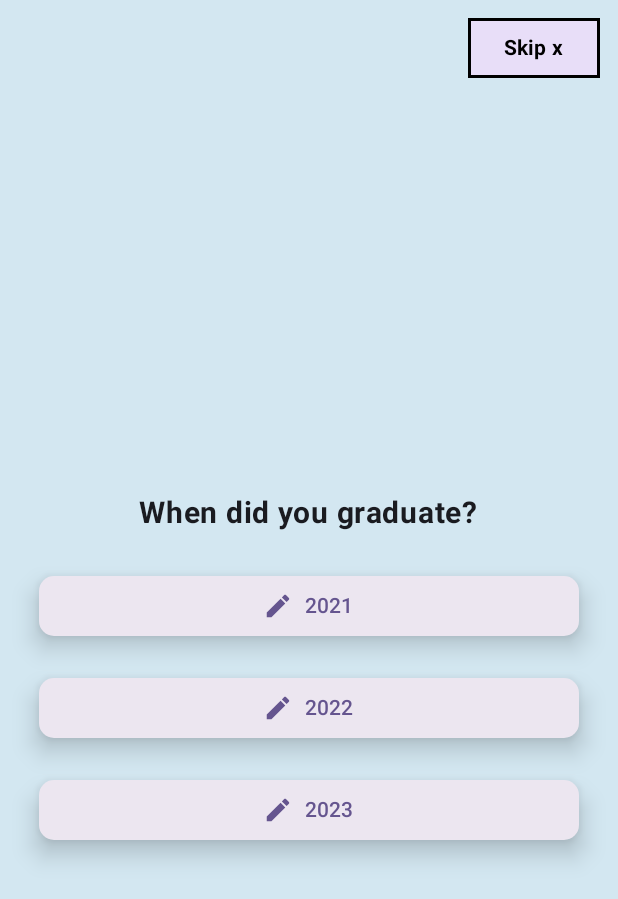
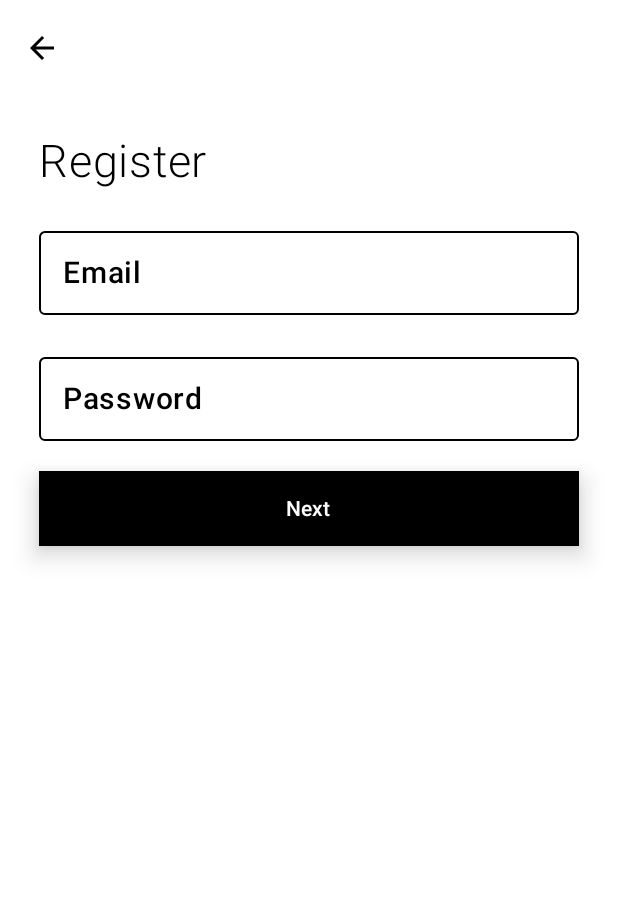
Before and after one commit to SAIF879/RaazAssigment, an Android app built with Jetpack Compose: the screen it shows after launch (MainActivity), after a tap on "2021", on a phone screen of 412 x 824 dp. Shown: the top 899 px of the screen. Run offline under Robolectric (Android 15) with nearby library versions, the phone set to English and light mode, and no system bars; 3 other taps on this screen came first.

Commit message:
authentication ui ready , need main authn screen for changes in text and buttons !

```diff
--- a/app/src/main/java/com/example/raazassigment/presentation/navigation/AuthenticationNavGraph.kt
+++ b/app/src/main/java/com/example/raazassigment/presentation/navigation/AuthenticationNavGraph.kt
@@ -4,6 +4,7 @@ import androidx.navigation.NavController
 import androidx.navigation.NavGraphBuilder
 import androidx.navigation.compose.composable
 import androidx.navigation.navigation
+import com.example.raazassigment.presentation.ui.screens.authenticationScreen.AuthenticationScreen
 
 fun NavGraphBuilder.authenticationNavGraph(navController: NavController) {
     navigation(
@@ -11,7 +12,7 @@ fun NavGraphBuilder.authenticationNavGraph(navController: NavController) {
         startDestination = AuthenticationScreens.AuthenticationScreen.route
     ) {
         composable(route = AuthenticationScreens.AuthenticationScreen.route) {
-        //    TODO("AUTHENTICATION  SCREEN IMPL")
+     AuthenticationScreen(navController)
         }
     }
 }
--- a/app/src/main/java/com/example/raazassigment/presentation/navigation/IntroNavGraph.kt
+++ b/app/src/main/java/com/example/raazassigment/presentation/navigation/IntroNavGraph.kt
@@ -1,10 +1,11 @@
 package com.example.raazassigment.presentation.navigation
 
-import IntroScreen
+
 import androidx.navigation.NavController
 import androidx.navigation.NavGraphBuilder
 import androidx.navigation.compose.composable
 import androidx.navigation.navigation
+import com.example.raazassigment.presentation.ui.screens.introScreen.IntroScreen
 
 fun NavGraphBuilder.introNavGraph(navController: NavController) {
     navigation(
--- /dev/null
+++ b/app/src/main/java/com/example/raazassigment/presentation/ui/components/AppCompactButton.kt
@@ -0,0 +1,36 @@
+package com.example.raazassigment.presentation.ui.components
+
+import androidx.compose.foundation.layout.fillMaxWidth
+import androidx.compose.foundation.layout.height
+import androidx.compose.foundation.layout.padding
+import androidx.compose.material3.Button
+import androidx.compose.material3.ButtonDefaults
+import androidx.compose.material3.Text
+import androidx.compose.runtime.Composable
+import androidx.compose.ui.Modifier
+import androidx.compose.ui.graphics.Color
+import androidx.compose.ui.graphics.RectangleShape
+import androidx.compose.ui.unit.dp
+
+@Composable
+fun AppCompactButton(label: String, onClick: () -> Unit) {
+    Button(
+        onClick = {
+            onClick.invoke()
+        }, elevation = ButtonDefaults.elevatedButtonElevation(
+            defaultElevation = 10.dp,
+            pressedElevation = 15.dp,
+            disabledElevation = 0.dp
+        ),
+        colors = ButtonDefaults.buttonColors(
+            containerColor = Color.Black
+        ),
+        modifier = Modifier
+            .fillMaxWidth()
+            .height(70.dp)
+            .padding(10.dp),
+        shape = RectangleShape
+    ) {
+        Text(text = label, color = Color.White)
+    }
+}
--- /dev/null
+++ b/app/src/main/java/com/example/raazassigment/presentation/ui/components/InputBox.kt
@@ -0,0 +1,46 @@
+package com.example.raazassigment.presentation.ui.components
+
+import androidx.compose.foundation.layout.fillMaxWidth
+import androidx.compose.foundation.layout.padding
+import androidx.compose.material3.ExperimentalMaterial3Api
+import androidx.compose.material3.OutlinedTextField
+import androidx.compose.material3.Text
+import androidx.compose.material3.TextFieldDefaults
+import androidx.compose.runtime.Composable
+import androidx.compose.runtime.MutableState
+import androidx.compose.ui.Modifier
+import androidx.compose.ui.graphics.Color
+import androidx.compose.ui.text.font.FontWeight
+import androidx.compose.ui.unit.dp
+import androidx.compose.ui.unit.sp
+
+@OptIn(ExperimentalMaterial3Api::class)
+@Composable
+fun InputBox(text: MutableState<String> , label: String) {
+    OutlinedTextField(
+        value = text.value,
+        onValueChange = { text.value = it },
+        label = {
+            Text(
+                text = label,
+                color = Color.Black, // Label text color
+                fontWeight = FontWeight.Medium,
+                fontSize = 20.sp
+            )
+        },
+        textStyle = androidx.compose.ui.text.TextStyle(
+            color = Color.Black, // Input text color
+            fontSize = 20.sp,
+            fontWeight = FontWeight.Medium
+        ),
+        colors = TextFieldDefaults.outlinedTextFieldColors(
+            containerColor = Color.White, // Background color
+            focusedBorderColor = Color.Black, // Border color when focused
+            unfocusedBorderColor = Color.Black, // Border color when unfocused
+            cursorColor = Color.Black // Cursor color
+        ),
+        modifier = Modifier
+            .fillMaxWidth()
+            .padding(10.dp)
+    )
+}
--- a/app/src/main/java/com/example/raazassigment/presentation/ui/components/OptionButton.kt
+++ b/app/src/main/java/com/example/raazassigment/presentation/ui/components/OptionButton.kt
@@ -22,8 +22,9 @@ import androidx.compose.ui.graphics.Color
 import androidx.compose.ui.unit.dp
 
 @Composable
-fun OptionButton(option : String,onClick: () -> Unit) {
-    Button(onClick = { onClick.invoke() },
+fun OptionButton(option: String, onClick: () -> Unit) {
+    Button(
+        onClick = { onClick.invoke() },
         colors = ButtonDefaults.buttonColors(containerColor = Color(0xffECE6F0)),
         shape = RoundedCornerShape(10.dp),
         modifier = Modifier
@@ -32,15 +33,19 @@ fun OptionButton(option : String,onClick: () -> Unit) {
         elevation = ButtonDefaults.elevatedButtonElevation(defaultElevation = 10.dp)
 
     ) {
-        Row(modifier = Modifier.fillMaxWidth() , verticalAlignment = Alignment.CenterVertically , horizontalArrangement = Arrangement.Center) {
+        Row(
+            modifier = Modifier.fillMaxWidth(),
+            verticalAlignment = Alignment.CenterVertically,
+            horizontalArrangement = Arrangement.Center
+        ) {
             Icon(
                 imageVector = Icons.Default.Edit,
                 contentDescription = "Edit",
                 tint = Color(0xff65558F),
-                modifier = Modifier.size(20.dp) // Adjust size if needed
+                modifier = Modifier.size(20.dp)
             )
-            Spacer(modifier = Modifier.width(8.dp)) // Space between icon and text
-            Text(text = option, color =Color(0xff65558F))
+            Spacer(modifier = Modifier.width(8.dp))
+            Text(text = option, color = Color(0xff65558F))
         }
     }
 }
--- a/app/src/main/java/com/example/raazassigment/presentation/ui/screens/authenticationScreen/AuthenticationScreen.kt
+++ b/app/src/main/java/com/example/raazassigment/presentation/ui/screens/authenticationScreen/AuthenticationScreen.kt
@@ -1 +1,92 @@
 package com.example.raazassigment.presentation.ui.screens.authenticationScreen
+
+import androidx.compose.foundation.background
+import androidx.compose.foundation.layout.Arrangement
+import androidx.compose.foundation.layout.Column
+import androidx.compose.foundation.layout.Row
+import androidx.compose.foundation.layout.fillMaxSize
+import androidx.compose.foundation.layout.fillMaxWidth
+import androidx.compose.foundation.layout.padding
+import androidx.compose.material.icons.Icons
+import androidx.compose.material.icons.automirrored.filled.ArrowBack
+import androidx.compose.material3.ExperimentalMaterial3Api
+import androidx.compose.material3.Icon
+import androidx.compose.material3.IconButton
+import androidx.compose.material3.Scaffold
+import androidx.compose.material3.Text
+import androidx.compose.material3.TopAppBar
+import androidx.compose.material3.TopAppBarDefaults
+import androidx.compose.runtime.Composable
+import androidx.compose.runtime.mutableStateOf
+import androidx.compose.runtime.*
+import androidx.compose.ui.Alignment
+import androidx.compose.ui.Modifier
+import androidx.compose.ui.graphics.Color
+import androidx.compose.ui.text.font.FontWeight
+import androidx.compose.ui.unit.dp
+import androidx.compose.ui.unit.sp
+import androidx.navigation.NavController
+import com.example.raazassigment.presentation.ui.components.AppCompactButton
+import com.example.raazassigment.presentation.ui.components.InputBox
+
+@OptIn(ExperimentalMaterial3Api::class)
+@Composable
+fun AuthenticationScreen(navController: NavController) {
+    val email = remember {
+        mutableStateOf("")
+    }
+    val passWord = remember {
+        mutableStateOf("")
+    }
+    Scaffold(
+        topBar = {
+            TopAppBar(
+                title = { /* Add a title if needed */ },
+                colors = TopAppBarDefaults.topAppBarColors(containerColor = Color.White),
+                navigationIcon = {
+                    IconButton(onClick = { navController.popBackStack() }) {
+                        Icon(
+                            imageVector = Icons.AutoMirrored.Filled.ArrowBack,
+                            contentDescription = "Back",
+                            tint = Color.Black
+                        )
+                    }
+                }
+            )
+        }
+    ) { paddingValues ->
+        Column(
+            modifier = Modifier
+                .fillMaxSize()
+                .background(
+                    Color.White
+                )
+                .padding(paddingValues)
+                .padding(16.dp),
+            horizontalAlignment = Alignment.CenterHorizontally
+        ) {
+
+            Row(
+                modifier = Modifier.fillMaxWidth(),
+                verticalAlignment = Alignment.CenterVertically,
+                horizontalArrangement = Arrangement.Start
+            ) {
+                Text(
+                    text = "Register",
+                    fontSize = 30.sp,
+                    color = Color.Black,
+                    fontWeight = FontWeight.Light,
+                    modifier = Modifier.padding(10.dp)
+                )
+            }
+
+
+            InputBox(email, "Email")
+            InputBox(passWord, "Password")
+            AppCompactButton(label = "Next") {
+
+            }
+
+        }
+    }
+}
--- a/app/src/main/java/com/example/raazassigment/presentation/ui/screens/introScreen/IntroScreen.kt
+++ b/app/src/main/java/com/example/raazassigment/presentation/ui/screens/introScreen/IntroScreen.kt
@@ -1,4 +1,4 @@
-import android.widget.Toast
+package com.example.raazassigment.presentation.ui.screens.introScreen
 import androidx.compose.foundation.background
 import androidx.compose.foundation.layout.*
 import androidx.compose.material3.*
@@ -7,11 +7,11 @@ import androidx.compose.runtime.*
 import androidx.compose.ui.Alignment
 import androidx.compose.ui.Modifier
 import androidx.compose.ui.graphics.Color
-import androidx.compose.ui.platform.LocalContext
 import androidx.compose.ui.text.font.FontWeight
 import androidx.compose.ui.unit.dp
 import androidx.compose.ui.unit.sp
 import androidx.navigation.NavController
+import com.example.raazassigment.presentation.navigation.NavGraph
 import com.example.raazassigment.presentation.ui.components.OptionButton
 import com.example.raazassigment.presentation.ui.components.SkipButton
 
@@ -39,7 +39,6 @@ fun IntroScreen(navController: NavController) {
 
     var currentQuestionIndex by remember { mutableIntStateOf(0) }
     val currentQuestion = questions[currentQuestionIndex]
-    val context = LocalContext.current // Accessing context for Toast
 
     Scaffold(
         topBar = {
@@ -48,7 +47,7 @@ fun IntroScreen(navController: NavController) {
                 colors = TopAppBarDefaults.topAppBarColors(containerColor = Color(0xffD3E7F1)),
                 actions = {
                     SkipButton {
-                        // Handle skip logic (e.g., navigate to the next screen)
+                    navController.navigate(NavGraph.AUTHENTICATION)
                     }
                 }
             )
@@ -75,8 +74,7 @@ fun IntroScreen(navController: NavController) {
                     if (currentQuestionIndex < questions.size - 1) {
                         currentQuestionIndex++
                     } else {
-                        // Show toast message on the last question
-                        Toast.makeText(context, "You have completed the questions!", Toast.LENGTH_SHORT).show()
+                        navController.navigate(NavGraph.AUTHENTICATION)
                     }
                 }
             }
--- a/app/src/main/java/com/example/raazassigment/presentation/ui/splashScreen/SplashScreen.kt
+++ b/app/src/main/java/com/example/raazassigment/presentation/ui/splashScreen/SplashScreen.kt
@@ -28,13 +28,13 @@ fun SplashScreen(navController: NavController) {
     Column(
         modifier = Modifier
             .fillMaxSize()
-            .background(color = Color.Black),
+            .background(color = Color(0xffD3E7F1)),
         verticalArrangement = Arrangement.Center,
         horizontalAlignment = Alignment.CenterHorizontally
     ) {
         Text(
             text = "Raaz Application",
-            color = Color.White,
+            color = Color.Black,
             style = MaterialTheme.typography.headlineMedium,
             maxLines = 1
         )
```
